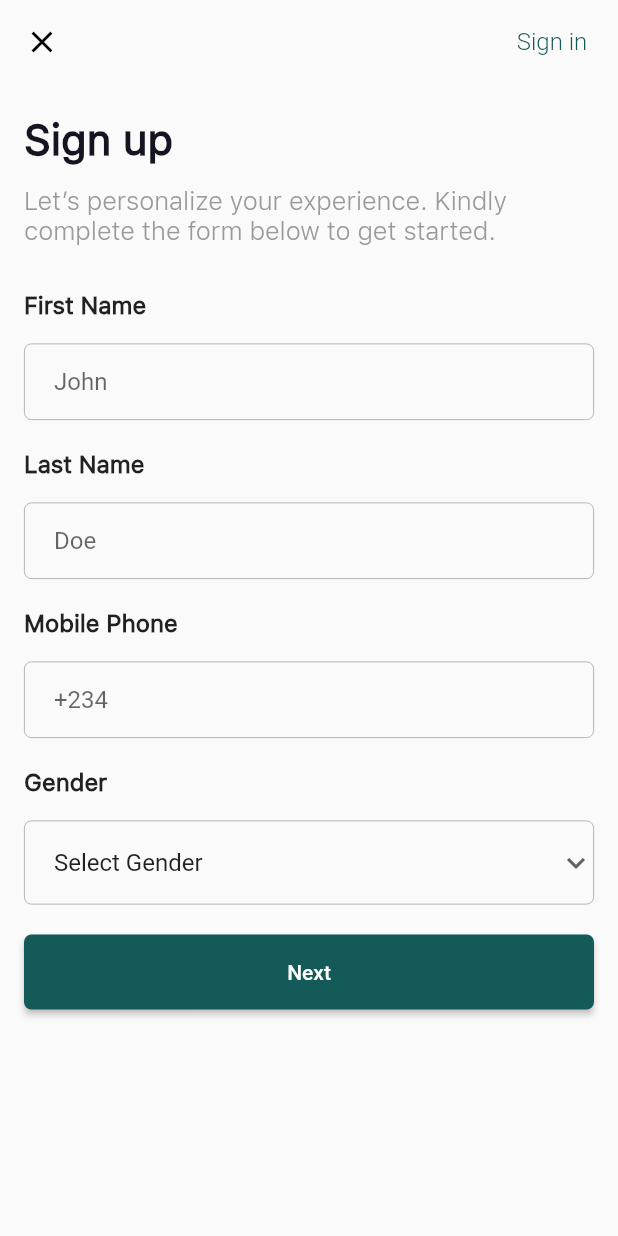
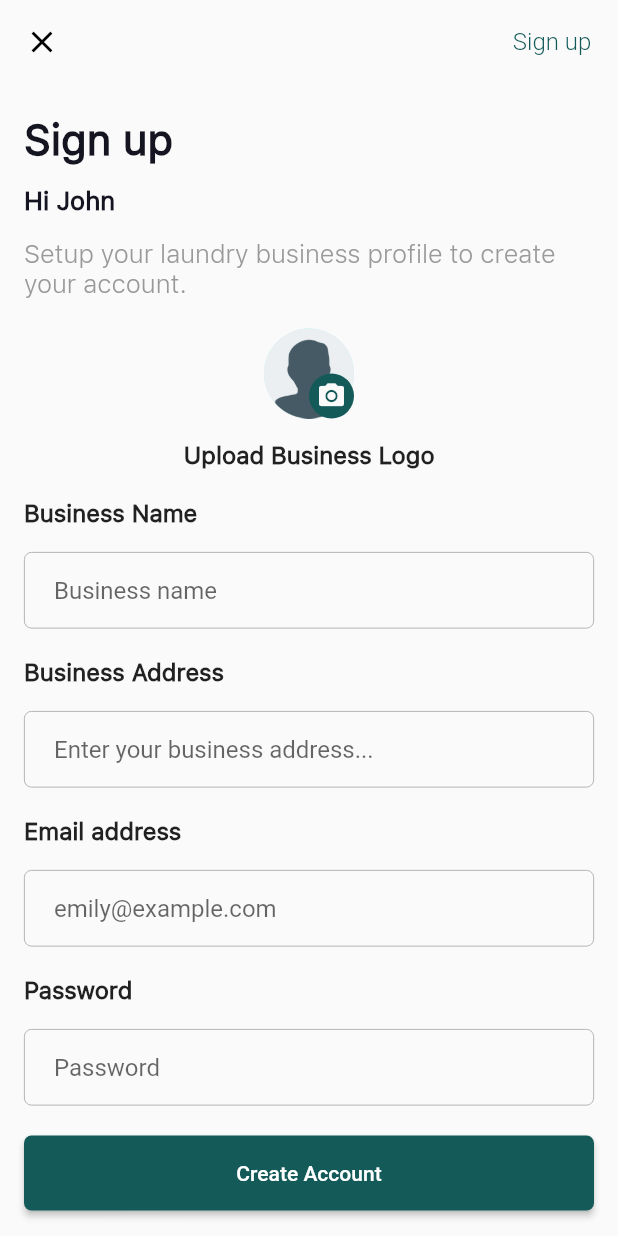
Before and after one commit to Francisop/launmax_lm_app, a Flutter app: the screen it shows after launch, on a phone screen of 412 x 824 dp. Run offline on Flutter 3.47's test engine with Material 2 defaults, Android fonts, the phone set to English and light mode, and no system bars; our stand-ins replace flutter_svg, outline_material_icons; Roboto replaces fonts that are missing (Montserrat); project files that could hold a hidden picture were left out.

Commit message:
Second Sign Up UI implemented

```diff
--- a/lib/main.dart
+++ b/lib/main.dart
@@ -1,8 +1,8 @@
 import 'package:flutter/material.dart';
-import 'package:launmax_lm_app/ui/constant.dart';
-import 'package:launmax_lm_app/ui/screens/signup/sign_up_1.dart';
 
-import 'package:launmax_lm_app/ui/styles.dart';
+import 'ui/constant.dart';
+import 'ui/screens/signup/sign_up_2.dart';
+import 'ui/styles.dart';
 
 void main() {
   runApp(MyApp());
@@ -31,7 +31,7 @@ class MyApp extends StatelessWidget {
         textTheme: Typography.blackCupertino
             .copyWith(bodyText2: TextStyle(fontFamily: kSFProText)),
       ),
-      home: SignUp1(),
+      home: SignUp2(),
     );
   }
 }
--- a/lib/ui/constant.dart
+++ b/lib/ui/constant.dart
@@ -54,3 +54,8 @@ final buttonTextStyle = TextStyle(
   fontWeight: FontWeight.w300,
   color: AppColor.primaryColor,
 );
+
+final smallTitleTextStyle = TextStyle(
+  fontSize: 16,
+  fontWeight: FontWeight.w600,
+);
--- /dev/null
+++ b/lib/ui/screens/signup/sign_up_2.dart
@@ -0,0 +1,150 @@
+import 'package:flutter/cupertino.dart';
+import 'package:flutter/material.dart';
+import 'package:flutter_svg/flutter_svg.dart';
+
+import '../../constant.dart';
+import '../../constant.dart';
+import '../../styles.dart';
+import '../../styles.dart';
+import '../../styles.dart';
+import '../../widgets/app_dropdown.dart';
+import '../../widgets/app_raised_button.dart';
+import '../../widgets/app_text_field.dart';
+
+class SignUp2 extends StatefulWidget {
+  @override
+  _SignUp2State createState() => _SignUp2State();
+}
+
+class _SignUp2State extends State<SignUp2> {
+  final formKey = GlobalKey<FormState>();
+
+  @override
+  Widget build(BuildContext context) {
+    return Scaffold(
+      appBar: AppBar(
+        elevation: 0,
+        backgroundColor: Colors.transparent,
+        leading: GestureDetector(
+          child: Icon(
+            Icons.close,
+            color: Colors.black,
+          ),
+          onTap: () {},
+        ),
+        actions: [
+          FlatButton(
+            child: Text(
+              'Sign up',
+              style: buttonTextStyle,
+            ),
+            onPressed: () {},
+          ),
+        ],
+      ),
+      body: SafeArea(
+        child: Container(
+          padding: EdgeInsets.fromLTRB(16, 0, 16, 8),
+          child: Form(
+            key: formKey,
+            child: SingleChildScrollView(
+              child: Column(
+                crossAxisAlignment: CrossAxisAlignment.start,
+                children: [
+                  SizedBox(height: 20.0),
+                  Text(
+                    'Sign up',
+                    style: headlineStyle,
+                  ),
+                  SizedBox(height: 15.0),
+                  Text(
+                    'Hi John',
+                    style: descriptionStyle.copyWith(
+                      fontWeight: FontWeight.w600,
+                      color: AppColor.neutralBlack,
+                    ),
+                  ),
+                  SizedBox(height: 15.0),
+                  Text(
+                    'Setup your laundry business profile to create your account.',
+                    style: descriptionStyle,
+                  ),
+                  SizedBox(height: 20.0),
+                  GestureDetector(
+                    onTap: () {},
+                    child: Center(
+                      child: Stack(
+                        children: [
+                          CircleAvatar(
+                            radius: 30,
+                            child: Image.asset('assets/images/avatar_pic.png'),
+                          ),
+                          Positioned(
+                            bottom: 0,
+                            right: 0,
+                            child: CircleAvatar(
+                              radius: 15,
+                              child: Icon(
+                                Icons.camera_alt,
+                                color: AppColor.background,
+                                size: 20,
+                              ),
+                              backgroundColor: AppColor.primaryColor,
+                            ),
+                          ),
+                        ],
+                      ),
+                    ),
+                  ),
+                  SizedBox(height: 15.0),
+                  Center(
+                    child: Text(
+                      'Upload Business Logo',
+                      style: smallTitleTextStyle,
+                    ),
+                  ),
+                  SizedBox(height: 20.0),
+                  AppTextField(
+                    controller: TextEditingController(),
+                    keyboardType: TextInputType.text,
+                    label: 'Business Name',
+                    hintText: 'Business name',
+                  ),
+                  SizedBox(height: 20.0),
+                  AppTextField(
+                    controller: TextEditingController(),
+                    keyboardType: TextInputType.text,
+                    label: 'Business Address',
+                    hintText: 'Enter your business address...',
+                  ),
+                  SizedBox(height: 20.0),
+                  AppTextField(
+                    controller: TextEditingController(),
+                    keyboardType: TextInputType.text,
+                    label: 'Email address',
+                    hintText: 'emily@example.com',
+                  ),
+                  SizedBox(height: 20.0),
+                  AppTextField(
+                    controller: TextEditingController(),
+                    keyboardType: TextInputType.text,
+                    label: 'Password',
+                    hintText: 'Password',
+                    obscureText: true,
+                  ),
+                  SizedBox(height: 20.0),
+                  AppRaisedButton(
+                    text: 'Create Account',
+                    onPressed: () {
+                      formKey.currentState.validate();
+                    },
+                  ),
+                ],
+              ),
+            ),
+          ),
+        ),
+      ),
+    );
+  }
+}
```
Also changed, not shown: assets/images/avatar_pic.png (added).
